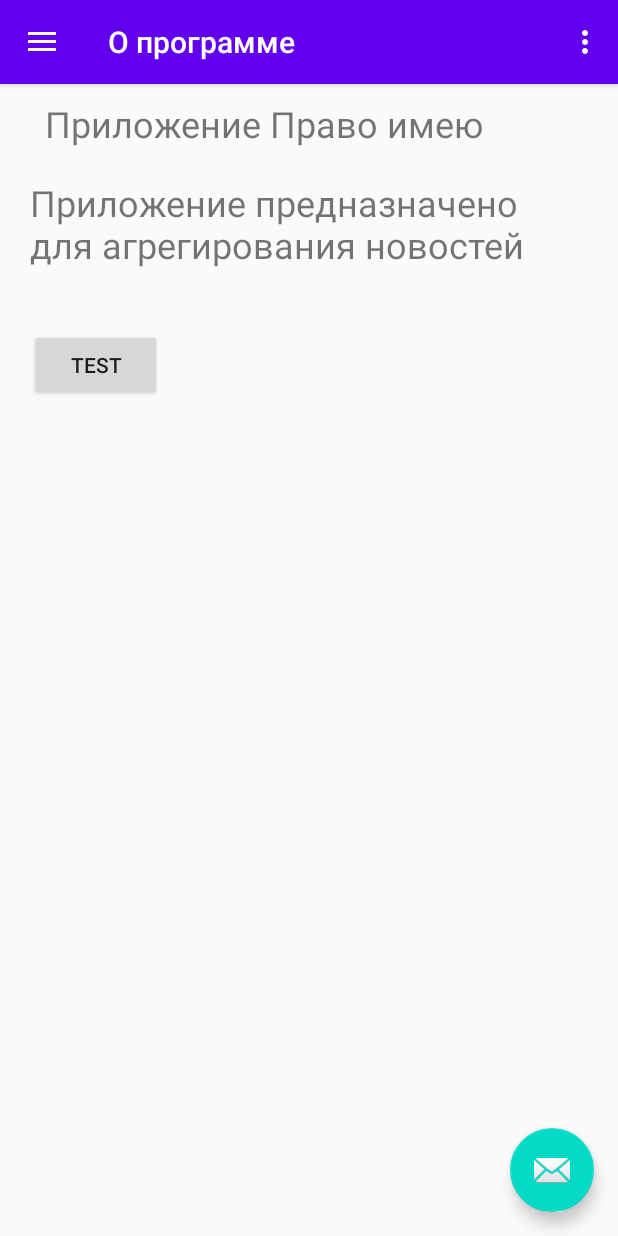
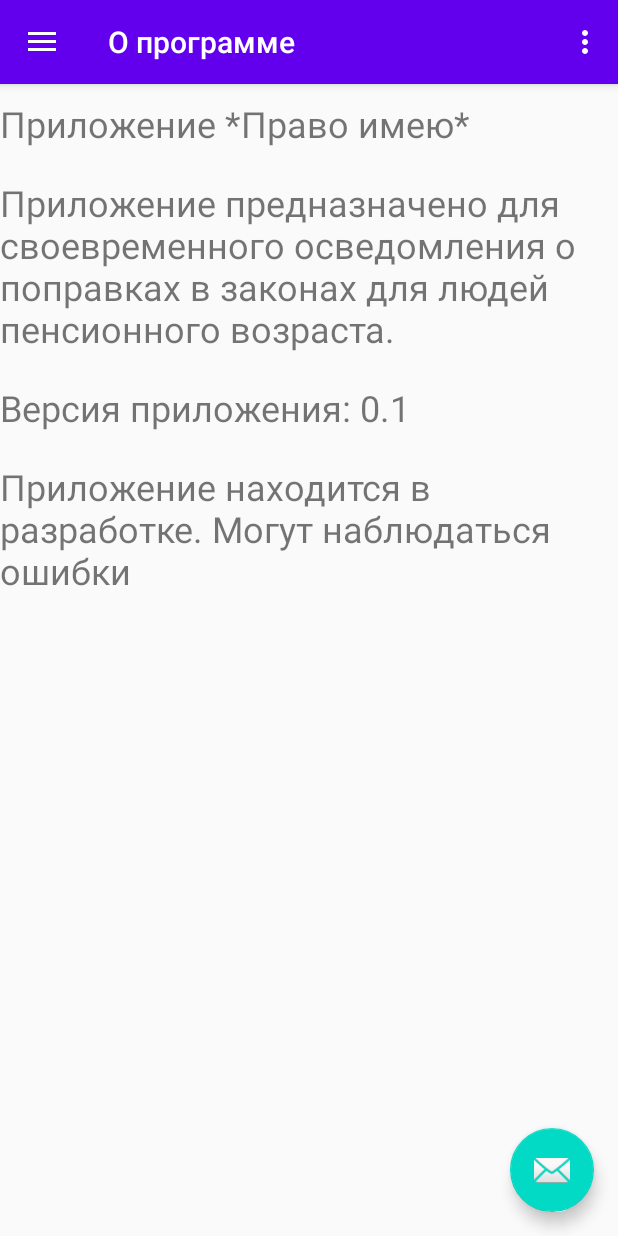
Before and after one commit to kissloryshy/IHaveRights, an Android app: the screen it shows after launch (MainActivity), in the side drawer, after a tap on "О программе", on a phone screen of 412 x 824 dp. Run offline under Robolectric (Android 15) with nearby library versions, the phone set to English and light mode, and no system bars; our stand-ins replace Firebase (no records; nobody signed in at launch, a user with empty details on screens opened directly), navigation-ui.

```diff
--- a/app/src/main/AndroidManifest.xml
+++ b/app/src/main/AndroidManifest.xml
@@ -4,7 +4,7 @@
 
     <application
         android:allowBackup="true"
-        android:icon="@mipmap/ic_launcher"
+        android:icon="@mipmap/ic_app_logo_24dp"
         android:label="@string/app_name"
         android:roundIcon="@mipmap/ic_launcher_round"
         android:supportsRtl="true"
--- a/app/src/main/java/com/example/androidnav/ui/about/AboutFragment.kt
+++ b/app/src/main/java/com/example/androidnav/ui/about/AboutFragment.kt
@@ -29,11 +29,6 @@ class AboutFragment : Fragment() {
     override fun onActivityCreated(savedInstanceState: Bundle?) {
         super.onActivityCreated(savedInstanceState)
         viewModel = ViewModelProviders.of(this).get(AboutViewModel::class.java)
-
-        btnTest.setOnClickListener {
-            var toast: Toast = Toast.makeText(context, "Hello from About", Toast.LENGTH_LONG)
-            toast.show()
-        }
     }
 
 }
--- a/app/src/main/java/com/example/androidnav/ui/articles/ArticlesFragment.kt
+++ b/app/src/main/java/com/example/androidnav/ui/articles/ArticlesFragment.kt
@@ -45,33 +45,38 @@ class ArticlesFragment : Fragment() {
         var adapter = ArrayAdapter<String>(requireContext(), android.R.layout.simple_list_item_1, titles)
         listView.adapter = adapter
 
-        titles.add("Title one")
-        titles.add("Title two")
-        titles.add("Title three")
-        titles.add("Title four")
-        titles.add("Title five")
-
-        content.add("Content one")
-        content.add("Content two")
-        content.add("Content three")
-        content.add("Content four")
-        content.add("Content five")
-
-        publicationDate.add("PublicationDate one")
-        publicationDate.add("PublicationDate two")
-        publicationDate.add("PublicationDate three")
-        publicationDate.add("PublicationDate four")
-        publicationDate.add("PublicationDate five")
-
-        source.add("Source one")
-        source.add("Source two")
-        source.add("Source three")
-        source.add("Source four")
-        source.add("Source five")
+//        titles.add("Title one")
+//        titles.add("Title two")
+//        titles.add("Title three")
+//        titles.add("Title four")
+//        titles.add("Title five")
+//
+//        content.add("Content one")
+//        content.add("Content two")
+//        content.add("Content three")
+//        content.add("Content four")
+//        content.add("Content five")
+//
+//        publicationDate.add("PublicationDate one")
+//        publicationDate.add("PublicationDate two")
+//        publicationDate.add("PublicationDate three")
+//        publicationDate.add("PublicationDate four")
+//        publicationDate.add("PublicationDate five")
+//
+//        source.add("Source one")
+//        source.add("Source two")
+//        source.add("Source three")
+//        source.add("Source four")
+//        source.add("Source five")
 
         adapter.notifyDataSetChanged()
 
         btnGetArticles.setOnClickListener {
+            content.clear()
+            publicationDate.clear()
+            source.clear()
+            titles.clear()
+
             val db = FirebaseFirestore.getInstance()
 
             db.collection("Articles")
--- a/app/src/main/java/com/example/androidnav/ui/settings/SettingsFragment.kt
+++ b/app/src/main/java/com/example/androidnav/ui/settings/SettingsFragment.kt
@@ -12,6 +12,7 @@ import androidx.lifecycle.ViewModelProviders
 import com.example.androidnav.R
 import com.example.androidnav.data.UserInfo
 import kotlinx.android.synthetic.main.fragment_settings.*
+import kotlinx.android.synthetic.main.nav_header_main.*
 
 class SettingsFragment : Fragment() {
 
@@ -38,7 +39,8 @@ class SettingsFragment : Fragment() {
         btnChangeName.setOnClickListener {
             var userInfo: UserInfo = UserInfo(context, "UserInfo", null, 1)
             userInfo.saveName(etName.text.toString())
-            var toast: Toast = Toast.makeText(context, "changed", Toast.LENGTH_LONG)
+
+            var toast: Toast = Toast.makeText(context, "Изменения вступят в силу после перезапуска приложения", Toast.LENGTH_LONG)
             toast.show()
         }
 
--- a/app/src/main/java/com/example/androidnav/ui/support/SupportFragment.kt
+++ b/app/src/main/java/com/example/androidnav/ui/support/SupportFragment.kt
@@ -29,12 +29,6 @@ class SupportFragment : Fragment() {
     override fun onActivityCreated(savedInstanceState: Bundle?) {
         super.onActivityCreated(savedInstanceState)
         viewModel = ViewModelProviders.of(this).get(SupportViewModel::class.java)
-        // TODO: Use the ViewModel
-
-        btnSupport.setOnClickListener {
-            var toast: Toast = Toast.makeText(context, "Hello from Support", Toast.LENGTH_LONG)
-            toast.show()
-        }
     }
 
 }
--- a/app/src/main/res/layout/fragment_about.xml
+++ b/app/src/main/res/layout/fragment_about.xml
@@ -13,25 +13,30 @@
         <TextView
             android:layout_width="wrap_content"
             android:layout_height="wrap_content"
-            android:text="Приложение Право имею"
+            android:text="Приложение *Право имею*"
             android:textSize="24sp"
-            android:layout_marginLeft="30dp"
             android:layout_marginTop="10dp"/>
 
         <TextView
-            android:layout_width="wrap_content"
+            android:layout_width="match_parent"
             android:layout_height="wrap_content"
-            android:text="Приложение предназначено для агрегирования новостей"
+            android:text="Приложение предназначено для своевременного осведомления о поправках в законах для людей пенсионного возраста."
             android:textSize="24sp"
-            android:padding="20dp"/>
+            android:paddingTop="20dp"/>
 
-        <Button
-            android:id="@+id/btnTest"
-            android:layout_width="wrap_content"
+        <TextView
+            android:layout_width="match_parent"
             android:layout_height="wrap_content"
-            android:text="test"
-            android:layout_marginTop="20dp"
-            android:layout_marginLeft="20dp"/>
+            android:text="Версия приложения: 0.1"
+            android:textSize="24sp"
+            android:layout_marginTop="20dp"/>
+
+        <TextView
+            android:layout_width="match_parent"
+            android:layout_height="wrap_content"
+            android:text="Приложение находится в разработке. Могут наблюдаться ошибки"
+            android:textSize="24sp"
+            android:layout_marginTop="20dp"/>
 
     </LinearLayout>
 
--- a/app/src/main/res/layout/fragment_articles.xml
+++ b/app/src/main/res/layout/fragment_articles.xml
@@ -16,6 +16,7 @@
             android:layout_width="wrap_content"
             android:layout_height="wrap_content"
             android:text="Обновить"
+            android:textSize="20sp"
             app:layout_constraintEnd_toEndOf="parent"
             app:layout_constraintStart_toStartOf="parent"
             app:layout_constraintTop_toTopOf="parent" />
--- a/app/src/main/res/menu/activity_main_drawer.xml
+++ b/app/src/main/res/menu/activity_main_drawer.xml
@@ -19,7 +19,7 @@
         <item
             android:id="@+id/nav_support"
             android:icon="@drawable/ic_menu_support24dp"
-            android:title="Помощь/поддержка"/>
+            android:title="Справка"/>
         <item
             android:id="@+id/nav_about"
             android:icon="@drawable/ic_menu_about_24dp"
--- a/app/src/main/res/navigation/mobile_navigation.xml
+++ b/app/src/main/res/navigation/mobile_navigation.xml
@@ -52,7 +52,7 @@
     <fragment
         android:id="@+id/nav_support"
         android:name="com.example.androidnav.ui.support.SupportFragment"
-        android:label="Поддержека"
+        android:label="Справка"
         tools:layout="@layout/fragment_support" />
     <fragment
         android:id="@+id/currentArticleFragment"
--- a/app/src/main/res/values/strings.xml
+++ b/app/src/main/res/values/strings.xml
@@ -1,5 +1,6 @@
 <resources>
-    <string name="app_name">AndroidNav</string>
+<!--    <string name="app_name">AndroidNav</string>-->
+    <string name="app_name">Право имею</string>
     <string name="navigation_drawer_open">Open navigation drawer</string>
     <string name="navigation_drawer_close">Close navigation drawer</string>
     <string name="nav_header_title">Android Studio</string>
```
Also changed, not shown: app/src/main/res/layout/fragment_settings.xml (+8 -5 lines), app/src/main/res/layout/fragment_support.xml (+2 -8 lines), app/src/main/res/mipmap-mdpi/ic_app_logo_24dp.xml (added, +9 -0 lines).
